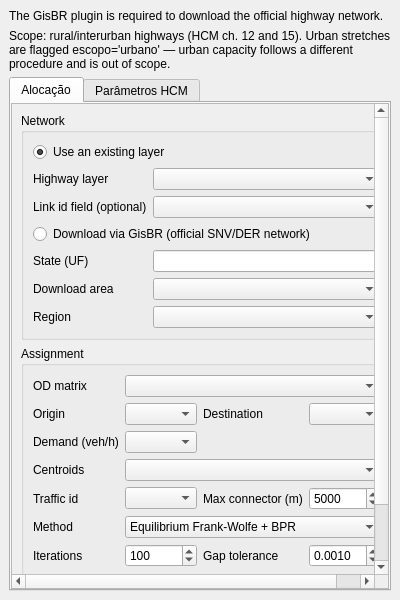
The window that desire_lines/traffic_panel_base.ui (d-camargo/desire_lines) describes before a commit, drawn with Qt 5.
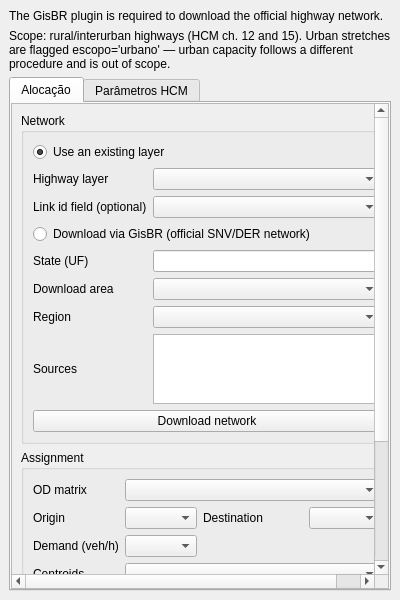
The same window after the commit. Custom widgets are drawn as their Qt base class.

Commit message: traffic: adicione download e mesclagem de malhas DNIT e DER via GISBR

```diff
--- a/desire_lines/traffic_panel_base.ui
+++ b/desire_lines/traffic_panel_base.ui
@@ -130,6 +130,23 @@
             <item row="6" column="1">
              <widget class="QComboBox" name="taRecorte"/>
             </item>
+             <item row="7" column="0">
+              <widget class="QLabel" name="taLabelSources">
+               <property name="text">
+                <string>Sources</string>
+               </property>
+              </widget>
+             </item>
+             <item row="7" column="1">
+              <widget class="QListWidget" name="taSources"/>
+             </item>
+             <item row="8" column="0" colspan="2">
+              <widget class="QPushButton" name="taDownloadNetwork">
+               <property name="text">
+                <string>Download network</string>
+               </property>
+              </widget>
+             </item>
            </layout>
           </widget>
          </item>
```
Lines whose indentation alone changed are shown as unchanged. The commit also changes 17 other files.
